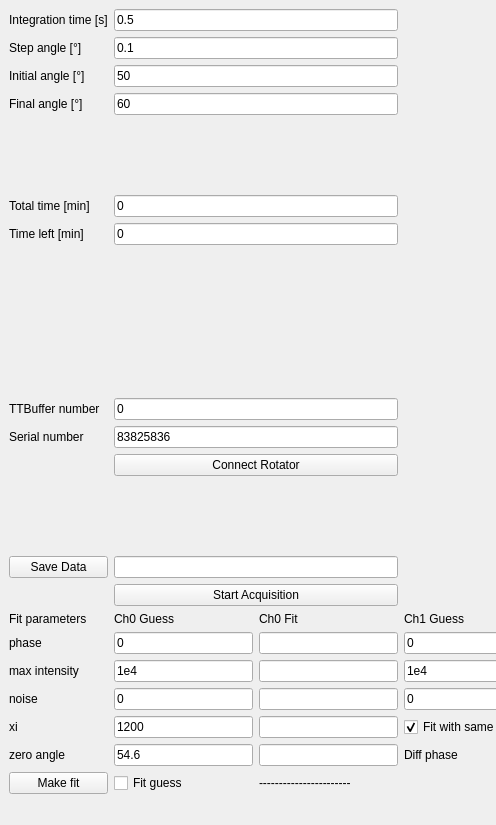
Above: timebin.ui from qLuxor/pylabtools before the change; both pictures show x 0 to 496 and y 0 to 825 of the 1302 by 825 pixel window. Below: the same form after it.
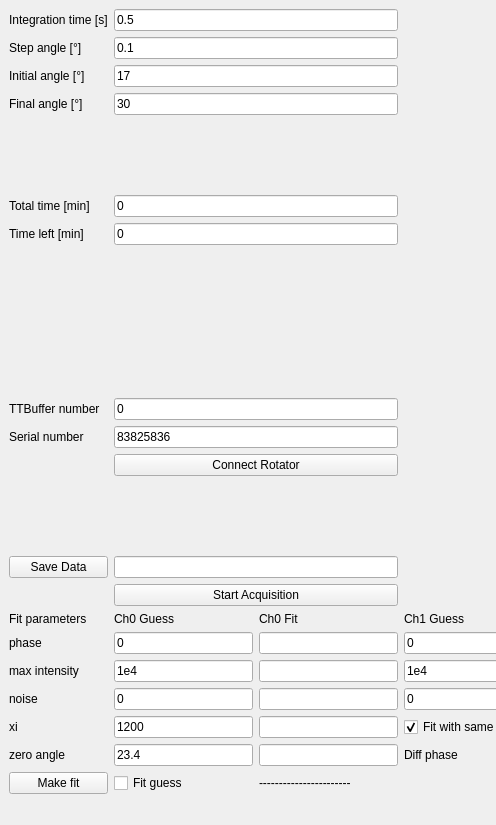
That is the form after the change. Custom widgets are drawn as their Qt base class.

Commit message: Changed possible channel coupling on monitor program

```diff
--- a/timebin.ui
+++ b/timebin.ui
@@ -76,7 +76,7 @@
     <item row="2" column="1" colspan="2">
      <widget class="QLineEdit" name="txtIniAngle">
       <property name="text">
-       <string>50</string>
+       <string>17</string>
       </property>
      </widget>
     </item>
@@ -177,7 +177,7 @@
     <item row="20" column="1">
      <widget class="QLineEdit" name="txtAngle0">
       <property name="text">
-       <string>54.6</string>
+       <string>23.4</string>
       </property>
      </widget>
     </item>
@@ -212,7 +212,7 @@
     <item row="3" column="1" colspan="2">
      <widget class="QLineEdit" name="txtFinAngle">
       <property name="text">
-       <string>60</string>
+       <string>30</string>
       </property>
      </widget>
     </item>
```
The commit also changes 1 other file.
